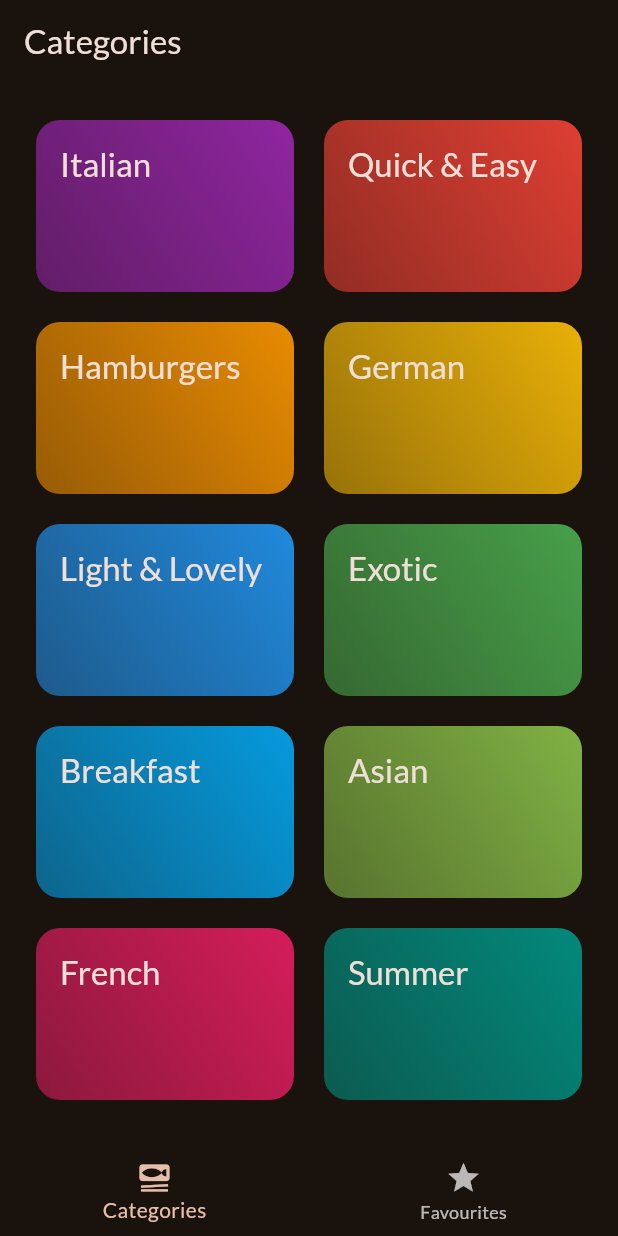
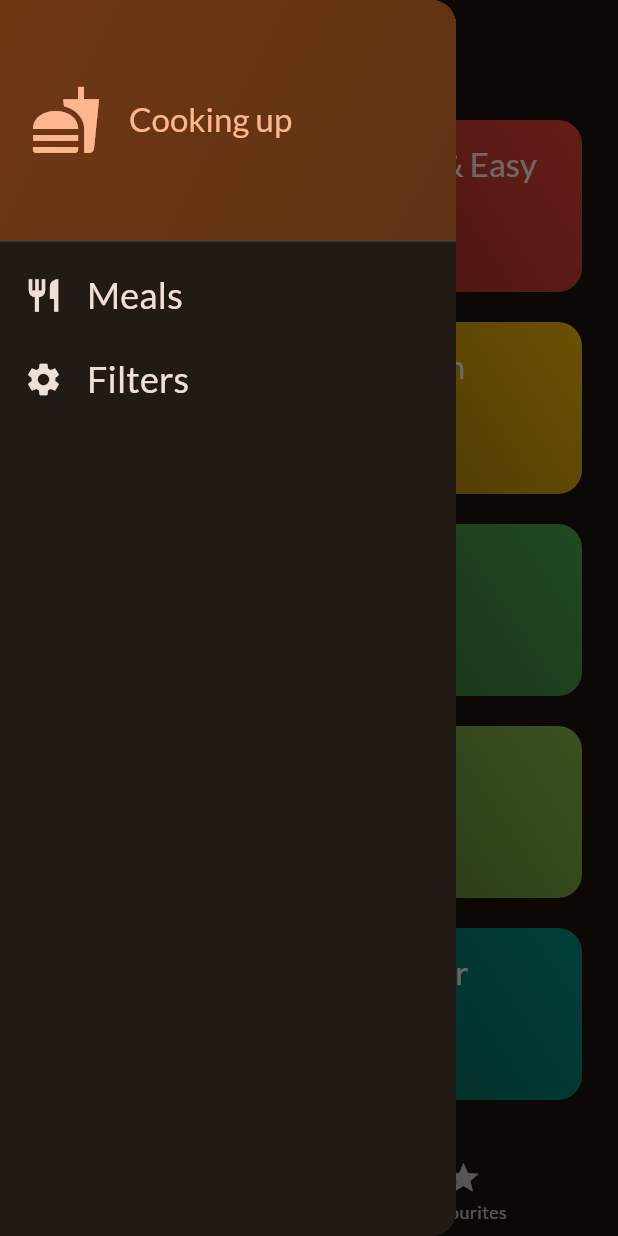
Before and after one commit to spabijan/FlutterProj, a Flutter app: the screen it shows after launch, with the side drawer open (before the commit the screen has no drawer), on a phone screen of 412 x 824 dp. Run offline on Flutter 3.47's test engine with Material 3 defaults, Android fonts, the phone set to English and light mode, and no system bars; our stand-ins replace flutter_riverpod, google_fonts, riverpod, transparent_image.

Commit message:
dev navigation + providers

```diff
--- a/meals_app/lib/main.dart
+++ b/meals_app/lib/main.dart
@@ -1,4 +1,5 @@
 import 'package:flutter/material.dart';
+import 'package:flutter_riverpod/flutter_riverpod.dart';
 
 import 'package:google_fonts/google_fonts.dart';
 import 'package:meals_app/screens/tabs.dart';
@@ -13,7 +14,7 @@ final theme = ThemeData(
 );
 
 void main() {
-  runApp(const App());
+  runApp(ProviderScope(child: const App()));
 }
 
 class App extends StatelessWidget {
--- /dev/null
+++ b/meals_app/lib/providers/meals_provider.dart
@@ -0,0 +1,6 @@
+import 'package:meals_app/dummy_data/dummy_data.dart';
+import 'package:riverpod/riverpod.dart';
+
+final mealsProvider = Provider((ref) {
+  return dummyMeals;
+});
--- a/meals_app/lib/screens/categories.dart
+++ b/meals_app/lib/screens/categories.dart
@@ -6,12 +6,12 @@ import 'package:meals_app/screens/meals.dart';
 import 'package:meals_app/widgets/category_grid_item.dart';
 
 class CategoriesScreen extends StatelessWidget {
-  const CategoriesScreen({super.key, required this.onToggleFavourite});
+  const CategoriesScreen({super.key, required this.availableMeals});
 
-  final void Function(Meal) onToggleFavourite;
+  final List<Meal> availableMeals;
 
   void _selectCategory(BuildContext context, Category category) {
-    final filteredMeals = dummyMeals
+    final filteredMeals = availableMeals
         .where((meal) => meal.categories.contains(category.id))
         .toList();
 
@@ -21,7 +21,6 @@ class CategoriesScreen extends StatelessWidget {
             builder: (ctx) => MealsScreen(
                   title: category.title,
                   meals: filteredMeals,
-                  onToggleFavourite: onToggleFavourite,
                 )));
   }
 
--- a/meals_app/lib/screens/tabs.dart
+++ b/meals_app/lib/screens/tabs.dart
@@ -1,35 +1,32 @@
 import 'package:flutter/material.dart';
+import 'package:flutter_riverpod/flutter_riverpod.dart';
 import 'package:meals_app/models/meal.dart';
+import 'package:meals_app/providers/favourites_provider.dart';
+import 'package:meals_app/providers/meals_provider.dart';
 import 'package:meals_app/screens/categories.dart';
+import 'package:meals_app/screens/filters.dart';
 import 'package:meals_app/screens/meals.dart';
+import 'package:meals_app/widgets/main_drawer.dart';
 
-class TabsScreen extends StatefulWidget {
-  const TabsScreen({super.key});
+const kInitialFilters = {
+  Filter.glutenFree: false,
+  Filter.lactoseFree: false,
+  Filter.vegetarian: false,
+  Filter.vegan: false,
+};
 
+class TabsScreen extends ConsumerStatefulWidget {
+  const TabsScreen({super.key, this.activeFilters});
+
+  final Map<Filter, bool>? activeFilters;
   @override
-  State<TabsScreen> createState() {
+  ConsumerState<TabsScreen> createState() {
     return _TabsScreenState();
   }
 }
 
-class _TabsScreenState extends State<TabsScreen> {
+class _TabsScreenState extends ConsumerState<TabsScreen> {
   int _selectedPageIndex = 0;
-  final List<Meal> _favouriteMeals = [];
-
-  void _toggleMealFavouriteStatus(Meal meal) {
-    final isExisting = _favouriteMeals.contains(meal);
-    if (isExisting) {
-      setState(() {
-        _favouriteMeals.remove(meal);
-      });
-      _showInfoMessage('Meal is no longaer a favourite');
-    } else {
-      setState(() {
-        _favouriteMeals.add(meal);
-      });
-      _showInfoMessage('Marked as a favourite');
-    }
-  }
 
   void _selectPage(int index) {
     setState(() {
@@ -37,27 +34,37 @@ class _TabsScreenState extends State<TabsScreen> {
     });
   }
 
-  void _showInfoMessage(String message) {
-    ScaffoldMessenger.of(context).clearSnackBars();
-    ScaffoldMessenger.of(context)
-        .showSnackBar(SnackBar(content: Text(message)));
+  Future<void> _setScreen(String identifier) async {
+    Navigator.of(context).pop();
+    switch (identifier) {
+      case 'filters':
+        Navigator.of(context).pushReplacement<Map<Filter, bool>, void>(
+            MaterialPageRoute(
+                builder: (ctx) => FiltersScreen(
+                    currentFilters: widget.activeFilters ?? kInitialFilters)));
+      case 'meals':
+      default:
+        break;
+    }
   }
 
   @override
   Widget build(BuildContext context) {
+    List<Meal> availableMeals = filterAvailableMeals();
+
     Widget activePage = CategoriesScreen(
-      onToggleFavourite: _toggleMealFavouriteStatus,
+      availableMeals: availableMeals,
     );
     var activePageTitle = 'Categories';
 
     if (_selectedPageIndex == 1) {
-      activePage = MealsScreen(
-          meals: _favouriteMeals,
-          onToggleFavourite: _toggleMealFavouriteStatus);
+      final favouriteMeals = ref.watch(faviouriteMealsProvider);
+      activePage = MealsScreen(meals: favouriteMeals);
       activePageTitle = 'Your Favourites';
     }
 
     return Scaffold(
+      drawer: MainDrawer(onSelectScreen: _setScreen),
       appBar: AppBar(title: Text(activePageTitle)),
       body: activePage,
       bottomNavigationBar: BottomNavigationBar(
@@ -71,4 +78,31 @@ class _TabsScreenState extends State<TabsScreen> {
       ),
     );
   }
+
+  List<Meal> filterAvailableMeals() {
+    Map<Filter, bool> filters;
+    if (widget.activeFilters == null) {
+      filters = kInitialFilters;
+    } else {
+      filters = widget.activeFilters!;
+    }
+
+    final meals = ref.watch(mealsProvider);
+    final availableMeals = meals.where((meal) {
+      if (filters[Filter.glutenFree]! && !meal.isGlutenFree) {
+        return false;
+      }
+      if (filters[Filter.lactoseFree]! && !meal.isLactoseFree) {
+        return false;
+      }
+      if (filters[Filter.vegan]! && !meal.isVegan) {
+        return false;
+      }
+      if (filters[Filter.vegetarian]! && !meal.isVegetarian) {
+        return false;
+      }
+      return true;
+    }).toList();
+    return availableMeals;
+  }
 }
--- /dev/null
+++ b/meals_app/lib/widgets/main_drawer.dart
@@ -0,0 +1,74 @@
+import 'package:flutter/material.dart';
+
+class MainDrawer extends StatelessWidget {
+  const MainDrawer({super.key, required this.onSelectScreen});
+
+  final void Function(String identifier) onSelectScreen;
+
+  @override
+  Widget build(BuildContext context) {
+    return Drawer(
+      child: Column(
+        children: [
+          DrawerHeader(
+              padding: const EdgeInsets.all(20),
+              decoration: BoxDecoration(
+                  gradient: LinearGradient(
+                colors: [
+                  Theme.of(context).colorScheme.primaryContainer,
+                  Theme.of(context)
+                      .colorScheme
+                      .primaryContainer
+                      .withOpacity(0.8),
+                ],
+                begin: Alignment.topLeft,
+                end: Alignment.bottomRight,
+              )),
+              child: Row(
+                children: [
+                  Icon(
+                    Icons.fastfood,
+                    size: 48,
+                    color: Theme.of(context).colorScheme.primary,
+                  ),
+                  const SizedBox(
+                    width: 18,
+                  ),
+                  Text(
+                    "Cooking up",
+                    style: Theme.of(context)
+                        .textTheme
+                        .titleLarge!
+                        .copyWith(color: Theme.of(context).colorScheme.primary),
+                  )
+                ],
+              )),
+          ListTile(
+            leading: Icon(
+              Icons.restaurant,
+              size: 26,
+              color: Theme.of(context).colorScheme.onSurface,
+            ),
+            title: Text('Meals',
+                style: Theme.of(context).textTheme.titleSmall!.copyWith(
+                    color: Theme.of(context).colorScheme.onSurface,
+                    fontSize: 24)),
+            onTap: () => onSelectScreen('meals'),
+          ),
+          ListTile(
+            leading: Icon(
+              Icons.settings,
+              size: 26,
+              color: Theme.of(context).colorScheme.onSurface,
+            ),
+            title: Text('Filters',
+                style: Theme.of(context).textTheme.titleSmall!.copyWith(
+                    color: Theme.of(context).colorScheme.onSurface,
+                    fontSize: 24)),
+            onTap: () => onSelectScreen('filters'),
+          )
+        ],
+      ),
+    );
+  }
+}
--- a/meals_app/pubspec.yaml
+++ b/meals_app/pubspec.yaml
@@ -37,6 +37,8 @@ dependencies:
   cupertino_icons: ^1.0.6
   google_fonts: ^6.2.1
   transparent_image: ^2.0.1
+  flutter_riverpod: ^2.6.1
+  riverpod: ^2.6.1
 
 dev_dependencies:
   flutter_test:
@@ -47,7 +49,7 @@ dev_dependencies:
   # activated in the `analysis_options.yaml` file located at the root of your
   # package. See that file for information about deactivating specific lint
   # rules and activating additional ones.
-  flutter_lints: ^4.0.0
+  flutter_lints: ^5.0.0
 
 # For information on the generic Dart part of this file, see the
 # following page: https://dart.dev/tools/pub/pubspec
```
Also changed, not shown: meals_app/lib/providers/favourites_provider.dart (added, +22 -0 lines), meals_app/lib/screens/filters.dart (added, +157 -0 lines), meals_app/lib/screens/meal_details.dart (+19 -6 lines), meals_app/lib/screens/meals.dart (+3 -11 lines), 2 other files.
